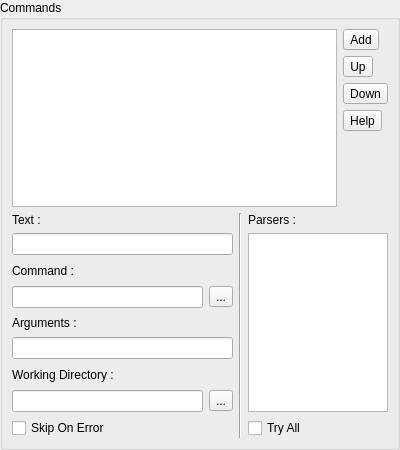
Old version of the form v2/branches/dev/monkey/src/xupmanager/gui/CommandsEditor.ui in the repository testmana2/mks.
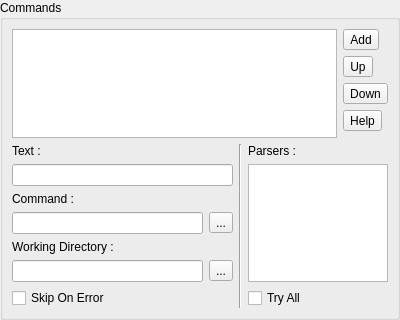
New version of the form. Icons and pictures are not drawn. Custom widgets are drawn as their Qt base class.

Commit message: Simplified pCommand. Having separate binary and arguments was a bad idea.

Diff of the .ui file:
```diff
--- a/v2/branches/dev/monkey/src/xupmanager/gui/CommandsEditor.ui
+++ b/v2/branches/dev/monkey/src/xupmanager/gui/CommandsEditor.ui
@@ -7,7 +7,7 @@
     <x>0</x>
     <y>0</y>
     <width>400</width>
-    <height>450</height>
+    <height>320</height>
    </rect>
   </property>
   <property name="windowTitle">
@@ -107,7 +107,7 @@
            </property>
           </widget>
          </item>
-         <item row="0" column="2" rowspan="9">
+         <item row="0" column="2" rowspan="7">
           <widget class="Line" name="lCommand">
            <property name="orientation">
             <enum>Qt::Vertical</enum>
@@ -124,14 +124,8 @@
          <item row="1" column="0" colspan="2">
           <widget class="QLineEdit" name="leCommandText"/>
          </item>
-         <item row="1" column="3" rowspan="7">
+         <item row="1" column="3" rowspan="5">
           <widget class="QListWidget" name="lwCommandParsers">
-           <property name="sizePolicy">
-            <sizepolicy hsizetype="Maximum" vsizetype="Expanding">
-             <horstretch>0</horstretch>
-             <verstretch>0</verstretch>
-            </sizepolicy>
-           </property>
            <property name="maximumSize">
             <size>
              <width>140</width>
@@ -174,22 +168,6 @@
           </widget>
          </item>
          <item row="4" column="0" colspan="2">
-          <widget class="QLabel" name="lCommandArguments">
-           <property name="sizePolicy">
-            <sizepolicy hsizetype="Expanding" vsizetype="Preferred">
-             <horstretch>0</horstretch>
-             <verstretch>0</verstretch>
-            </sizepolicy>
-           </property>
-           <property name="text">
-            <string>Arguments :</string>
-           </property>
-          </widget>
-         </item>
-         <item row="5" column="0" colspan="2">
-          <widget class="QLineEdit" name="leCommandArguments"/>
-         </item>
-         <item row="6" column="0" colspan="2">
           <widget class="QLabel" name="lCommandWorkingDirectory">
            <property name="sizePolicy">
             <sizepolicy hsizetype="Expanding" vsizetype="Preferred">
@@ -202,10 +180,10 @@
            </property>
           </widget>
          </item>
-         <item row="7" column="0">
+         <item row="5" column="0">
           <widget class="QLineEdit" name="leCommandWorkingDirectory"/>
          </item>
-         <item row="7" column="1">
+         <item row="5" column="1">
           <widget class="QToolButton" name="tbCommandWorkingDirectory">
            <property name="text">
             <string>...</string>
@@ -216,7 +194,7 @@
            </property>
           </widget>
          </item>
-         <item row="8" column="0" colspan="2">
+         <item row="6" column="0" colspan="2">
           <widget class="QCheckBox" name="cbCommandSkipOnError">
            <property name="sizePolicy">
             <sizepolicy hsizetype="Expanding" vsizetype="Fixed">
@@ -229,7 +207,7 @@
            </property>
           </widget>
          </item>
-         <item row="8" column="3">
+         <item row="6" column="3">
           <widget class="QCheckBox" name="cbCommandTryAll">
            <property name="sizePolicy">
             <sizepolicy hsizetype="Minimum" vsizetype="Fixed">
```
The commit also changes 20 other files.
